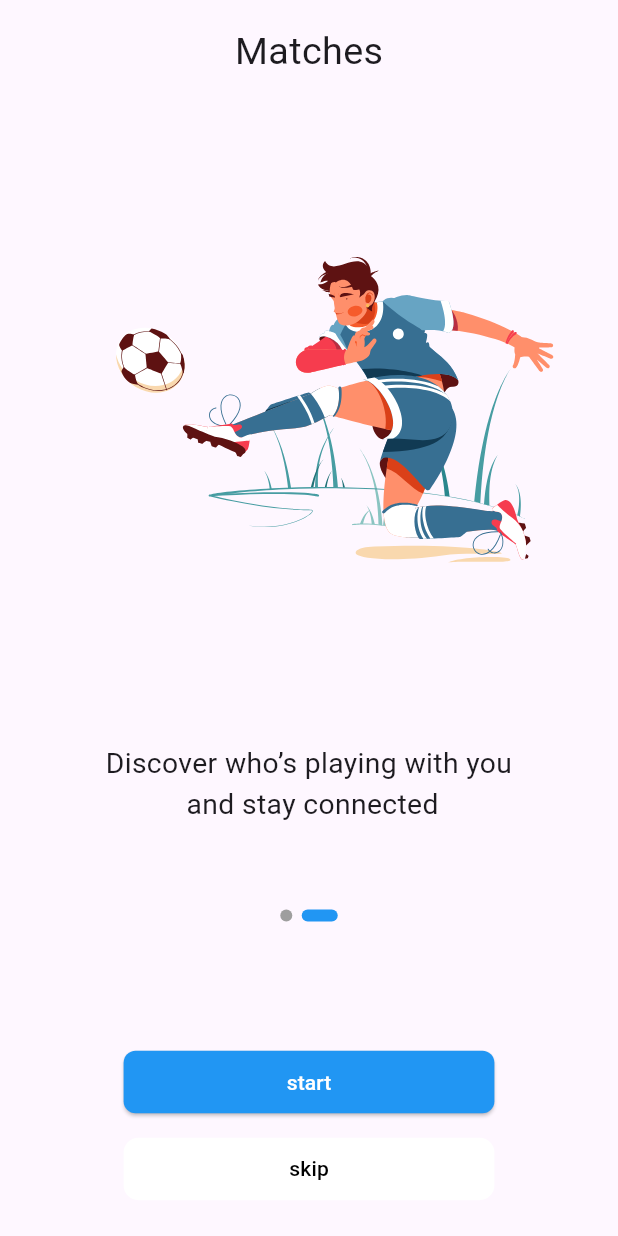
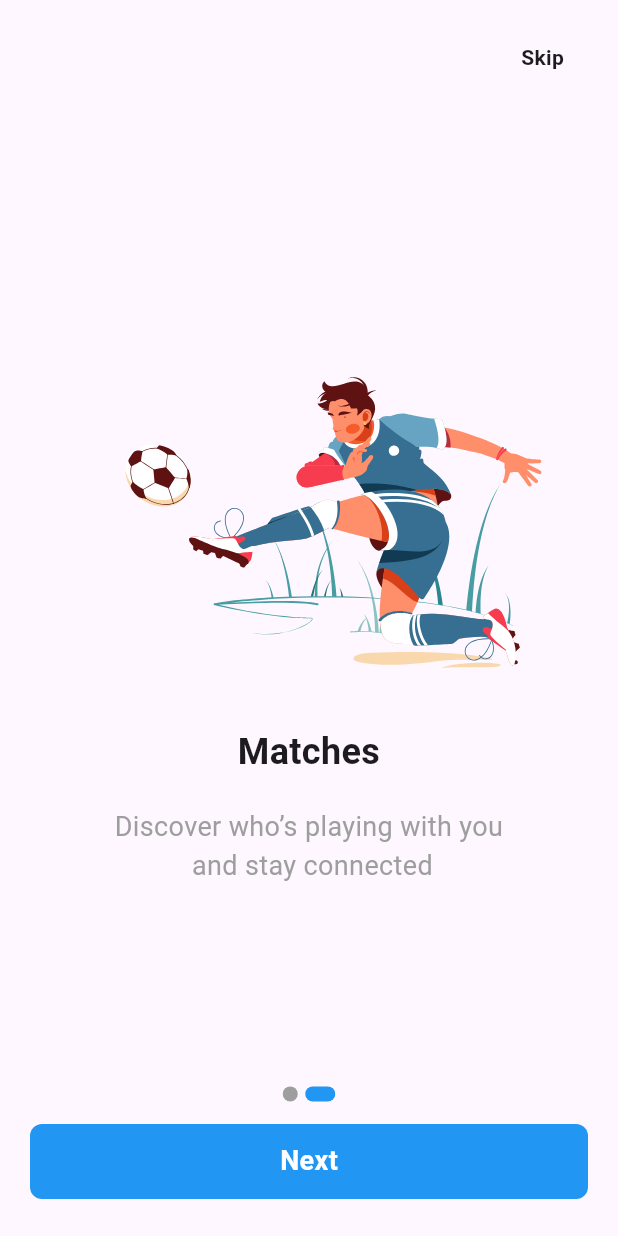
Before and after one commit to abdelrahmanali299/Mal3ab, a Flutter app: the screen it shows after launch, swiped to page 2, on a phone screen of 412 x 824 dp. Run offline on Flutter 3.47's test engine with Material 3 defaults, Android fonts, the phone set to English and light mode, and no system bars; our stand-ins replace bloc, cloud_firestore, dartz, dio, easy_localization, firebase_auth and 8 more; accounts and stored records are empty.

Commit message:
finish app

```diff
--- a/lib/constants.dart
+++ b/lib/constants.dart
@@ -1,3 +1,5 @@
 const String kPlayersCollection = 'players';
 const String kUSersCollection = 'users';
 const String kMatchesCollection = 'matches';
+const String admin1Email = 'bedoalii255@gmail.com';
+const String admin2Email = 'Waleedmoaz65@gmail.com';
--- a/lib/features/admin/presentation/views/widgets/admin_view_body.dart
+++ b/lib/features/admin/presentation/views/widgets/admin_view_body.dart
@@ -68,7 +68,7 @@ class _AdminViewBodyState extends State<AdminViewBody> {
                                     PickDateTime(
                                       lastMatchDate:
                                           context
-                                              .read<AdminCubit>()
+                                              .watch<AdminCubit>()
                                               .matchModel
                                               .startDate ??
                                           DateTime.now(),
--- a/lib/features/admin/presentation/views/widgets/pick_date_time.dart
+++ b/lib/features/admin/presentation/views/widgets/pick_date_time.dart
@@ -30,7 +30,7 @@ class _PickDateTimeState extends State<PickDateTime> {
           lastDate: widget.lastMatchDate.add(const Duration(days: 365)),
           initialDate: selectedDate ?? widget.lastMatchDate,
         );
-        widget.onDateSelected(selectedDate!);
+        widget.onDateSelected(selectedDate ?? DateTime.now());
         setState(() {});
       },
       child: Container(
@@ -42,8 +42,9 @@ class _PickDateTimeState extends State<PickDateTime> {
         child: Padding(
           padding: const EdgeInsets.all(8.0),
           child: FittedBox(
+            fit: BoxFit.scaleDown,
             child: Text(
-              '${selectedDate?.day}/${selectedDate?.month}/${selectedDate?.year} ${selectedDate?.hour}:${selectedDate?.minute}',
+              '${selectedDate?.day}/${selectedDate?.month}/${selectedDate?.year} ',
               style: TextStyle(fontWeight: FontWeight.bold),
             ),
           ),
--- a/lib/features/auth/presentation/login/views/widgets/login_view_body.dart
+++ b/lib/features/auth/presentation/login/views/widgets/login_view_body.dart
@@ -97,6 +97,7 @@ class _LoginViewBodyState extends State<LoginViewBody> {
                       text: 'Don\'t have an account? ',
                       subText: 'register',
                       onTap: () {
+
                         Navigator.push(
                           context,
                           MaterialPageRoute(
--- /dev/null
+++ b/lib/features/on_boarding/presentation/views/on_boarding_view.dart
@@ -0,0 +1,11 @@
+import 'package:flutter/material.dart';
+import 'package:mal3ab/features/on_boarding/presentation/views/widgets/on_boarding_view_body.dart';
+
+class OnBoardingView extends StatelessWidget {
+  const OnBoardingView({super.key});
+  static const String routeName = 'onBoarding';
+  @override
+  Widget build(BuildContext context) {
+    return Scaffold(body: SafeArea(child: OnBoardingViewBody()));
+  }
+}
--- /dev/null
+++ b/lib/features/on_boarding/presentation/views/widgets/dot.dart
@@ -0,0 +1,19 @@
+import 'package:flutter/material.dart';
+
+class Dot extends StatelessWidget {
+  const Dot({super.key, this.isSelected = false});
+  final bool isSelected;
+  @override
+  Widget build(BuildContext context) {
+    return AnimatedContainer(
+      width: isSelected ? 20 : 10,
+      height: 10,
+      decoration: BoxDecoration(
+        shape: BoxShape.rectangle,
+        borderRadius: BorderRadius.circular(10),
+        color: isSelected ? Colors.blue : Colors.grey,
+      ),
+      duration: Duration(milliseconds: 300),
+    );
+  }
+}
--- /dev/null
+++ b/lib/features/on_boarding/presentation/views/widgets/dot_section.dart
@@ -0,0 +1,18 @@
+import 'package:flutter/material.dart';
+import 'package:mal3ab/features/on_boarding/presentation/views/widgets/dot.dart';
+
+class DotSection extends StatelessWidget {
+  const DotSection({super.key, required this.pageIndex});
+  final int pageIndex;
+
+  @override
+  Widget build(BuildContext context) {
+    return Row(
+      mainAxisAlignment: MainAxisAlignment.center,
+      spacing: 5,
+      children: List.generate(2, (index) {
+        return Dot(isSelected: pageIndex == index);
+      }),
+    );
+  }
+}
--- /dev/null
+++ b/lib/features/on_boarding/presentation/views/widgets/on_boarding_item.dart
@@ -0,0 +1,43 @@
+import 'package:flutter/material.dart';
+import 'package:lottie/lottie.dart';
+
+class OnBoardingItem extends StatelessWidget {
+  const OnBoardingItem({
+    super.key,
+    required this.animation,
+    required this.title,
+    required this.description,
+  });
+  final String animation;
+  final String title;
+  final String description;
+  @override
+  Widget build(BuildContext context) {
+    return Padding(
+      padding: const EdgeInsets.symmetric(horizontal: 10.0),
+      child: Column(
+        spacing: 20,
+        mainAxisAlignment: MainAxisAlignment.center,
+        crossAxisAlignment: CrossAxisAlignment.center,
+        children: [
+          ConstrainedBox(
+            constraints: BoxConstraints(
+              maxHeight: MediaQuery.sizeOf(context).height * 0.3,
+            ),
+            child: FittedBox(child: Lottie.asset(animation, fit: BoxFit.fill)),
+          ),
+          Text(
+            textAlign: TextAlign.center,
+            title,
+            style: TextStyle(fontSize: 24, fontWeight: FontWeight.bold),
+          ),
+          Text(
+            description,
+            style: TextStyle(fontSize: 18, color: Colors.grey),
+            textAlign: TextAlign.center,
+          ),
+        ],
+      ),
+    );
+  }
+}
--- /dev/null
+++ b/lib/features/on_boarding/presentation/views/widgets/on_boarding_view_body.dart
@@ -0,0 +1,120 @@
+import 'package:flutter/material.dart';
+import 'package:mal3ab/core/cache_helper.dart';
+import 'package:mal3ab/features/auth/presentation/login/views/login_view.dart';
+import 'package:mal3ab/features/auth/presentation/login/views/widgets/custom_botton.dart';
+import 'package:mal3ab/features/on_boarding/presentation/views/widgets/dot_section.dart';
+import 'package:mal3ab/features/on_boarding/presentation/views/widgets/on_boarding_item.dart';
+
+class OnBoardingViewBody extends StatefulWidget {
+  const OnBoardingViewBody({super.key});
+
+  @override
+  State<OnBoardingViewBody> createState() => _OnBoardingViewBodyState();
+}
+
+class _OnBoardingViewBodyState extends State<OnBoardingViewBody> {
+  List<Widget> screens = [
+    OnBoardingItem(
+      title: 'Mal3ab',
+      description: 'Book your place and join football matches',
+      animation: 'assets/images/Footballer.json',
+    ),
+    OnBoardingItem(
+      title: 'Matches',
+      description: 'Discover who’s playing with you \n and stay connected',
+      animation: 'assets/images/Soccer player kick on the ball.json',
+    ),
+  ];
+  late PageController _pageController;
+  int currentPage = 0;
+  void initState() {
+    _pageController = PageController();
+
+    _pageController.addListener(() {
+      setState(() {
+        currentPage = _pageController.page!.round();
+      });
+    });
+    super.initState();
+  }
+
+  @override
+  void dispose() {
+    _pageController.dispose();
+    super.dispose();
+  }
+
+  @override
+  Widget build(BuildContext context) {
+    return Stack(
+      children: [
+        PageView.builder(
+          controller: _pageController,
+          itemBuilder: (context, index) {
+            return screens[index];
+          },
+          itemCount: screens.length,
+        ),
+        Positioned(
+          bottom: MediaQuery.of(context).size.height * 0.03,
+          right: 0,
+          left: 0,
+          child: Padding(
+            padding: const EdgeInsets.symmetric(horizontal: 20.0),
+            child: Builder(
+              builder: (context) {
+                return Column(
+                  crossAxisAlignment: CrossAxisAlignment.stretch,
+                  spacing: 15,
+                  children: [
+                    DotSection(pageIndex: currentPage),
+
+                    CustomButton(
+                      titleColor: Colors.white,
+
+                      title: 'Next',
+                      onTap: () {
+                        if (currentPage == 1) {
+                          CacheHelper.setBool('isOnBoardingSeen', true);
+                          Navigator.pushReplacement(
+                            context,
+                            MaterialPageRoute(builder: (_) => LoginView()),
+                          );
+                        } else {
+                          _pageController.nextPage(
+                            duration: Duration(milliseconds: 500),
+                            curve: Curves.easeIn,
+                          );
+                        }
+                      },
+                    ),
+                  ],
+                );
+              },
+            ),
+          ),
+        ),
+        Positioned(
+          top: 20,
+          right: 20,
+          child: GestureDetector(
+            onTap: () {
+              Navigator.pushReplacement(
+                context,
+                MaterialPageRoute(builder: (_) => LoginView()),
+              );
+              CacheHelper.setBool('isOnBoardingSeen', true);
+            },
+            child: Container(
+              padding: EdgeInsets.symmetric(horizontal: 16, vertical: 8),
+              child: Text(
+                'Skip',
+                style: TextStyle(fontWeight: FontWeight.bold),
+              ),
+            ),
+          ),
+        ),
+      ],
+    );
+  }
+}
--- a/lib/onboarding/presentation/data/model/onboarding_model.dart
+++ /dev/null
@@ -1,11 +0,0 @@
-class OnboardingModel {
-  final String title;
-  final String subTitle;
-  final String image;
-
-  OnboardingModel({
-    required this.title,
-    required this.subTitle,
-    required this.image,
-  });
-}
--- a/lib/onboarding/presentation/view/onboarding_view.dart
+++ /dev/null
@@ -1,330 +0,0 @@
-import 'package:flutter/material.dart';
-import 'package:flutter_screenutil/flutter_screenutil.dart';
-import 'package:lottie/lottie.dart';
-import 'package:mal3ab/core/cache_helper.dart';
-import 'package:mal3ab/features/auth/presentation/login/views/login_view.dart';
-import 'package:mal3ab/onboarding/presentation/data/model/onboarding_model.dart';
-
-class OnboardingView extends StatefulWidget {
-  const OnboardingView({super.key});
-
-  @override
-  State<OnboardingView> createState() => _OnboardingViewState();
-}
-
-class _OnboardingViewState extends State<OnboardingView> {
-  final PageController pageController = PageController();
-  int currentIndex = 0;
-  List<OnboardingModel> onBoardingData = [
-    OnboardingModel(
-      title: 'Mal3ab',
-      subTitle: 'Book your place and join football matches',
-      image: 'assets/images/Footballer.json',
-    ),
-    OnboardingModel(
-      title: 'Matches',
-      subTitle: 'Discover who’s playing with you \n and stay connected',
-      image: 'assets/images/Soccer player kick on the ball.json',
-    ),
-  ];
-
-  void goToHome() {
-    CacheHelper.setBool('isOnBoardingSeen', true);
-    Navigator.pushReplacement(
-      context,
-      MaterialPageRoute(builder: (_) => LoginView()),
-    );
-  }
-
-  @override
-  Widget build(BuildContext context) {
-    return Scaffold(
-      body: SafeArea(
-        child: Stack(
-          alignment: Alignment.bottomCenter,
-
-          children: [
-            PageView.builder(
-              controller: pageController,
-              itemCount: onBoardingData.length,
-              onPageChanged: (index) => setState(() => currentIndex = index),
-              itemBuilder: (context, index) {
-                final item = onBoardingData[index];
-
-                return Column(
-                  children: [
-                    SizedBox(height: 16.h),
-
-                    Text(item.title, style: TextStyle(fontSize: 24.w)),
-                    SizedBox(height: 16.h),
-                    Lottie.asset(
-                      height: MediaQuery.sizeOf(context).height * .5,
-                      fit: BoxFit.contain,
-                      item.image,
-                    ),
-                    SizedBox(height: 16.h),
-                    Text(
-                      item.subTitle,
-                      textAlign: TextAlign.center,
-                      style: TextStyle(fontSize: 18.w),
-                    ),
-                  ],
-                );
-              },
-            ),
-
-            SizedBox(height: 8.h),
-            Padding(
-              padding: EdgeInsets.only(bottom: 200.w),
-              child: Row(
-                mainAxisAlignment: MainAxisAlignment.center,
-                children: List.generate(
-                  onBoardingData.length,
-                  (index) => AnimatedContainer(
-                    duration: Duration(milliseconds: 300),
-                    margin: EdgeInsets.symmetric(horizontal: 3.w),
-                    width: currentIndex == index ? 24 : 8,
-                    height: 8.h,
-                    decoration: BoxDecoration(
-                      color: currentIndex == index ? Colors.blue : Colors.grey,
-                      borderRadius: BorderRadius.circular(8),
-                    ),
-                  ),
-                ),
-              ),
-            ),
-            SizedBox(height: 24.h),
-            Padding(
-              padding: EdgeInsets.symmetric(horizontal: 16.w),
-              child: Column(
-                mainAxisAlignment: MainAxisAlignment.end,
-                children: [
-                  SizedBox(
-                    width: MediaQuery.sizeOf(context).width * .6,
-                    height: 40.w.h,
-                    child: ElevatedButton(
-                      style: ElevatedButton.styleFrom(
-                        backgroundColor: Colors.blue,
-                        shape: RoundedRectangleBorder(
-                          borderRadius: BorderRadiusGeometry.circular(8),
-                        ),
-                      ),
-                      onPressed: currentIndex == onBoardingData.length - 1
-                          ? goToHome
-                          : () => pageController.nextPage(
-                              duration: Duration(milliseconds: 400),
-                              curve: Curves.easeInOut,
-                            ),
-                      child: Text(
-                        style: TextStyle(color: Colors.white),
-                        currentIndex == onBoardingData.length - 1
-                            ? 'start'
-                            : 'next',
-                      ),
-                    ),
-                  ),
-                  SizedBox(height: 8.w.h),
-                  TextButton(
-                    onPressed: goToHome,
-                    child: Container(
-                      width: MediaQuery.sizeOf(context).width * .6,
-                      height: 40.w.h,
-                      decoration: BoxDecoration(
-                        borderRadius: BorderRadius.circular(10),
-                        color: Colors.white,
-                      ),
-                      child: Center(
-                        child: Text(
-                          'skip',
-                          style: TextStyle(color: Colors.black),
-                        ),
-                      ),
-                    ),
-                  ),
-
-                  SizedBox(height: 16.h),
-                ],
-              ),
-            ),
-          ],
-        ),
-      ),
-    );
-  }
-}
-
-// import 'package:flutter/material.dart';
-// import 'package:flutter_screenutil/flutter_screenutil.dart';
-// import 'package:lottie/lottie.dart';
-// import 'package:mal3ab/core/cache_helper.dart';
-// import 'package:mal3ab/features/auth/presentation/login/views/login_view.dart';
-// import 'package:mal3ab/onboarding/presentation/data/model/onboarding_model.dart';
-
-// class OnboardingView extends StatefulWidget {
-//   const OnboardingView({super.key});
-
-//   @override
-//   State<OnboardingView> createState() => _OnboardingViewState();
-// }
-
-// class _OnboardingViewState extends State<OnboardingView> {
-//   final PageController _pageController = PageController();
-//   int _currentIndex = 0;
-
-//   final List<OnboardingModel> _onBoardingData = [
-//     OnboardingModel(
-//       title: 'Mal3ab',
-//       subTitle: 'book your place in match',
-//       image: 'assets/images/Footballer.json',
-//     ),
-//     OnboardingModel(
-//       title: 'Players',
-//       subTitle: 'look who will play woth you \n stay tuned',
-//       image: 'assets/images/Soccer player kick on the ball.json',
-//     ),
-//   ];
-
-//   void _goToHome() {
-//     CacheHelper.setBool('isOnBoardingSeen', true);
-//     Navigator.pushReplacement(
-//       context,
-//       MaterialPageRoute(builder: (_) => const LoginView()),
-//     );
-//   }
-
-//   Widget _buildImage(String path) {
-//     if (path.endsWith('.json')) {
-//       return Lottie.asset(
-//         path,
-//         height: MediaQuery.sizeOf(context).height * 0.45,
-//         fit: BoxFit.contain,
-//       );
-//     } else {
-//       return Image.asset(
-//         path,
-//         height: MediaQuery.sizeOf(context).height * 0.45,
-//         fit: BoxFit.cover,
-//       );
-//     }
-//   }
-
-//   Widget _buildDots() {
-//     return Row(
-//       mainAxisAlignment: MainAxisAlignment.center,
-//       children: List.generate(
-//         _onBoardingData.length,
-//         (index) => AnimatedContainer(
-//           duration: const Duration(milliseconds: 300),
-//           margin: EdgeInsets.symmetric(horizontal: 3.w),
-//           width: _currentIndex == index ? 24.w : 8.w,
-//           height: 8.h,
-//           decoration: BoxDecoration(
-//             color: _currentIndex == index ? Colors.blue : Colors.grey,
-//             borderRadius: BorderRadius.circular(8),
-//           ),
-//         ),
-//       ),
-//     );
-//   }
-
-//   Widget _buildBottomButtons() {
-//     final bool isLastPage = _currentIndex == _onBoardingData.length - 1;
-
-//     return Column(
-//       children: [
-//         SizedBox(
-//           width: MediaQuery.sizeOf(context).width * .7,
-//           height: 45.h,
-//           child: ElevatedButton(
-//             style: ElevatedButton.styleFrom(
-//               backgroundColor: Colors.blue,
-//               shape: RoundedRectangleBorder(
-//                 borderRadius: BorderRadius.circular(8),
-//               ),
-//             ),
-//             onPressed: isLastPage
-//                 ? _goToHome
-//                 : () => _pageController.nextPage(
-//                     duration: const Duration(milliseconds: 400),
-//                     curve: Curves.easeInOut,
-//                   ),
-//             child: Text(
-//               isLastPage ? 'Start' : 'Next',
-//               style: const TextStyle(color: Colors.white, fontSize: 16),
-//             ),
-//           ),
-//         ),
-//         SizedBox(height: 12.h),
-//         TextButton(
-//           onPressed: _goToHome,
-//           child: Container(
-//             width: MediaQuery.sizeOf(context).width * .7,
-//             height: 45.h,
-//             decoration: BoxDecoration(
-//               borderRadius: BorderRadius.circular(8),
-//               color: Colors.grey.shade200,
-//             ),
-//             child: const Center(
-//               child: Text(
-//                 'Skip',
-//                 style: TextStyle(color: Colors.black, fontSize: 16),
-//               ),
-//             ),
-//           ),
-//         ),
-//       ],
-//     );
-//   }
-
-//   @override
-//   Widget build(BuildContext context) {
-//     return Scaffold(
-//       body: SafeArea(
-//         child: Column(
-//           children: [
-//             Expanded(
-//               child: PageView.builder(
-//                 controller: _pageController,
-//                 itemCount: _onBoardingData.length,
-//                 onPageChanged: (index) => setState(() => _currentIndex = index),
-//                 itemBuilder: (context, index) {
-//                   final item = _onBoardingData[index];
-//                   return Padding(
-//                     padding: EdgeInsets.symmetric(horizontal: 16.w),
-//                     child: Column(
-//                       crossAxisAlignment: CrossAxisAlignment.center,
-//                       children: [
-//                         SizedBox(height: 24.h),
-//                         Text(
-//                           item.title,
-//                           style: TextStyle(
-//                             fontSize: 24.sp,
-//                             fontWeight: FontWeight.bold,
-//                           ),
-//                         ),
-//                         SizedBox(height: 16.h),
-//                         _buildImage(item.image),
-//                         SizedBox(height: 16.h),
-//                         Text(
-//                           item.subTitle,
-//                           textAlign: TextAlign.center,
-//                           style: TextStyle(fontSize: 18.sp),
-//                         ),
-//                         const Spacer(),
-//                       ],
-//                     ),
-//                   );
-//                 },
-//               ),
-//             ),
-//             SizedBox(height: 20.h),
-//             _buildDots(),
-//             SizedBox(height: 20.h),
-//             _buildBottomButtons(),
-//             SizedBox(height: 24.h),
-//           ],
-//         ),
-//       ),
-//     );
-//   }
-// }
--- a/lib/splash/presentation/view/splash_view.dart
+++ b/lib/splash/presentation/view/splash_view.dart
@@ -5,8 +5,8 @@ import 'package:flutter_screenutil/flutter_screenutil.dart';
 import 'package:lottie/lottie.dart';
 import 'package:mal3ab/core/cache_helper.dart';
 import 'package:mal3ab/features/auth/presentation/login/views/login_view.dart';
+import 'package:mal3ab/features/on_boarding/presentation/views/on_boarding_view.dart';
 import 'package:mal3ab/features/profile/presentation/views/widgets/profile_view.dart';
-import 'package:mal3ab/onboarding/presentation/view/onboarding_view.dart';
 
 class SplashView extends StatefulWidget {
   const SplashView({super.key});
@@ -35,7 +35,7 @@ class _SplashViewState extends State<SplashView> {
                   )
           : Navigator.pushReplacement(
               context,
-              MaterialPageRoute(builder: (_) => OnboardingView()),
+              MaterialPageRoute(builder: (_) => OnBoardingView()),
             );
     });
   }
```
Also changed, not shown: lib/features/admin/presentation/views/admin_view.dart (+12 -1 lines), lib/features/profile/presentation/views/widgets/profile_view_body.dart (+31 -10 lines), lib/features/team_players/presentation/views/team_players_view.dart (+5 -4 lines), lib/features/team_players/presentation/views/widgets/team_players_view_body.dart (+21 -2 lines), firebase.json, pubspec.lock, 5 other files.
